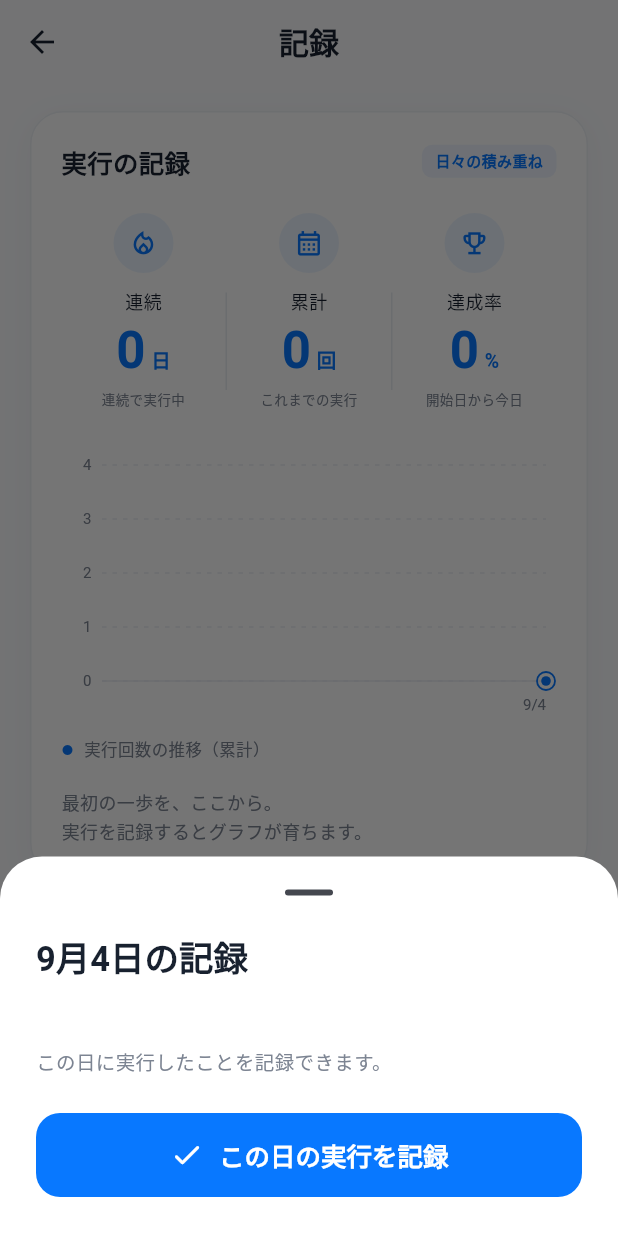
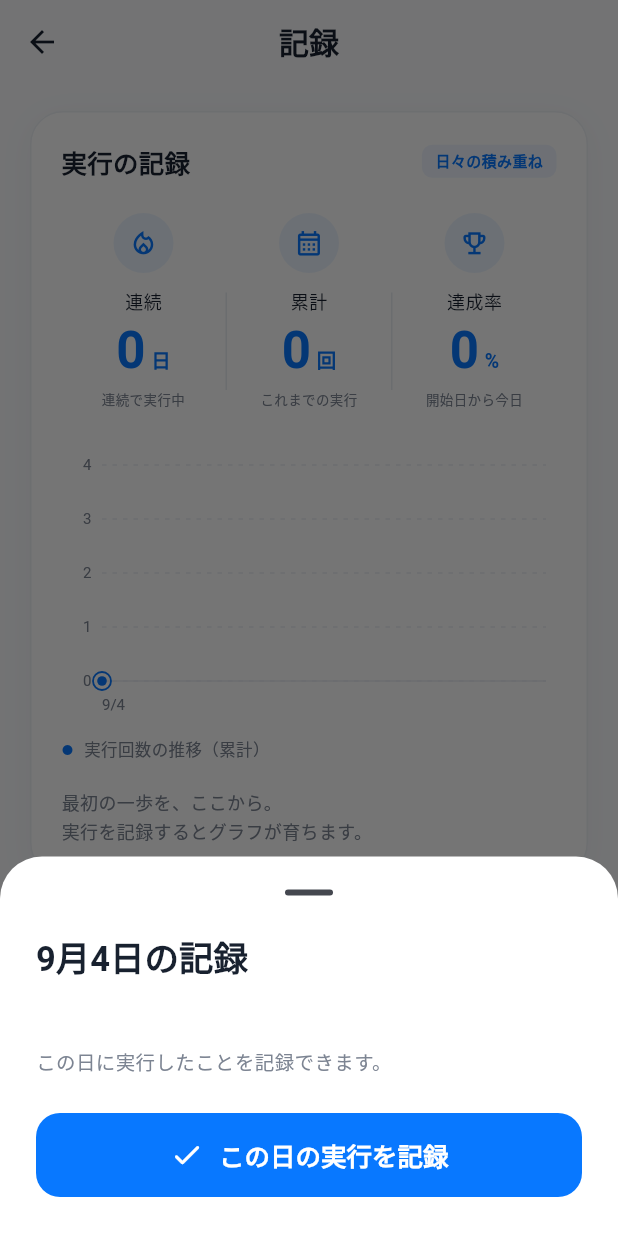
Before and after one commit to bkry295/-, a Flutter app: the RecordsScreen screen opened directly with empty values, after a tap on an icon or button, on a phone screen of 412 x 824 dp. Run offline on Flutter 3.47's test engine with Material 3 defaults, Android fonts, the phone set to English and light mode, and no system bars; our stand-ins replace flutter_local_notifications, flutter_timezone, shared_preferences, timezone; accounts and stored records are empty.

Commit message:
Start first-day progress chart at left edge

```diff
--- a/lib/ui/progress_card.dart
+++ b/lib/ui/progress_card.dart
@@ -206,7 +206,7 @@ class _ChartPainter extends CustomPainter {
     final points = List.generate(
       values.length,
       (i) => Offset(
-        days == 1 ? plot.right : plot.left + plot.width * i / (days - 1),
+      days == 1 ? plot.left : plot.left + plot.width * i / (days - 1),
         plot.bottom - plot.height * values[i] / maxY,
       ),
     );
@@ -256,13 +256,13 @@ class _ChartPainter extends CustomPainter {
     for (final index in labels) {
       final date = start.add(Duration(days: index));
       final x = days == 1
-          ? plot.right
+          ? plot.left
           : plot.left + plot.width * index / (days - 1);
       _text(
         canvas,
         '${date.month}/${date.day}',
         Offset(x, plot.bottom + 10),
-        right: index == days - 1,
+        right: days > 1 && index == days - 1,
         center: index != 0 && index != days - 1,
       );
     }
```
